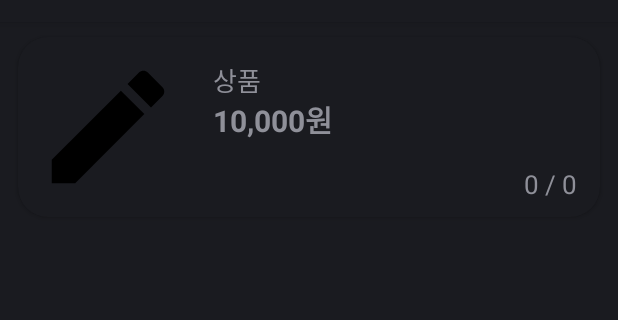
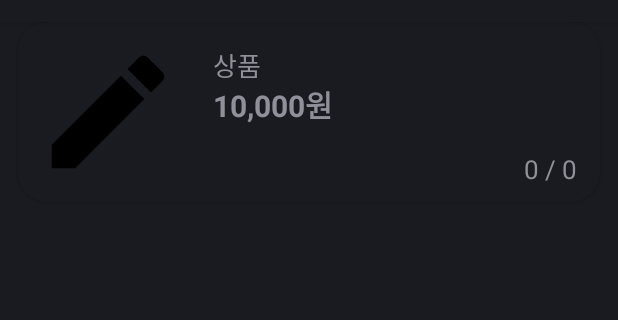
Before and after one commit to nyulnyul/ITC_09, an Android app: the layout item_activity.xml on its own in the app's theme, with its tools: preview values and no code run, on a phone screen of 412 x 824 dp, the part 62-382 px from its top. Run offline under Robolectric (Android 15) with nearby library versions, the phone set to English and light mode, and no system bars.

Commit message:
style(list): 리스트 디자인 수정, 바텀네비 디자인 수정

```diff
--- a/app/src/main/res/drawable/bottom_background.xml
+++ b/app/src/main/res/drawable/bottom_background.xml
@@ -2,5 +2,5 @@
 <shape xmlns:android="http://schemas.android.com/apk/res/android">
 
     <solid android:color="@color/light_blue" />
-    <corners android:topLeftRadius="20dp" android:topRightRadius="20dp" />
+    <corners android:topLeftRadius="30dp" android:topRightRadius="30dp" />
 </shape>
--- a/app/src/main/res/layout/item_activity.xml
+++ b/app/src/main/res/layout/item_activity.xml
@@ -6,7 +6,7 @@
     xmlns:app="http://schemas.android.com/apk/res-auto"
     android:layout_marginStart="12dp"
     android:layout_marginEnd="12dp"
-    android:layout_marginVertical="10dp"
+    android:layout_marginBottom="10dp"
     android:layout_marginHorizontal="10dp"
     app:cardCornerRadius="20dp"
     app:cardElevation="2dp"
--- a/app/src/main/res/layout/item_list_activity.xml
+++ b/app/src/main/res/layout/item_list_activity.xml
@@ -53,7 +53,7 @@
             android:layout_height="wrap_content"
             android:layout_alignParentBottom="true"
             android:background="@drawable/bottom_background"
-            android:elevation="2dp"
+            android:elevation="5dp"
             app:itemIconSize="30dp"
             app:itemIconTint="@drawable/item_selector"
             app:itemRippleColor="@android:color/transparent"
```
